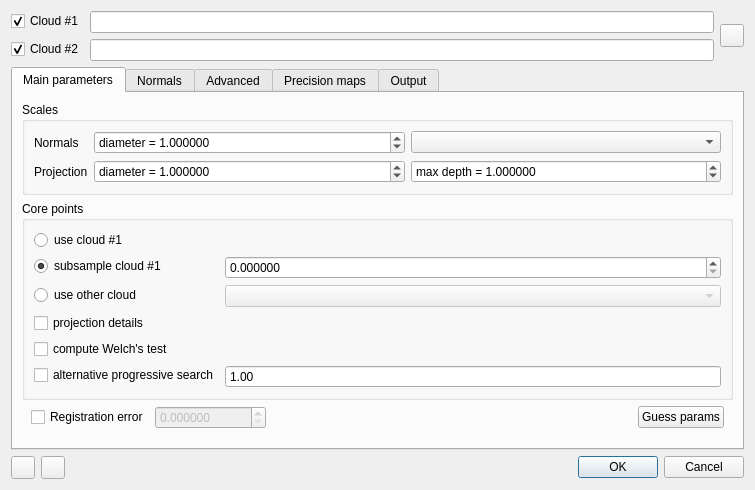
First picture: the form in plugins/core/Standard/qM3C2/ui/qM3C2Dialog.ui, repository p-leroy/CloudCompare, before the edit.
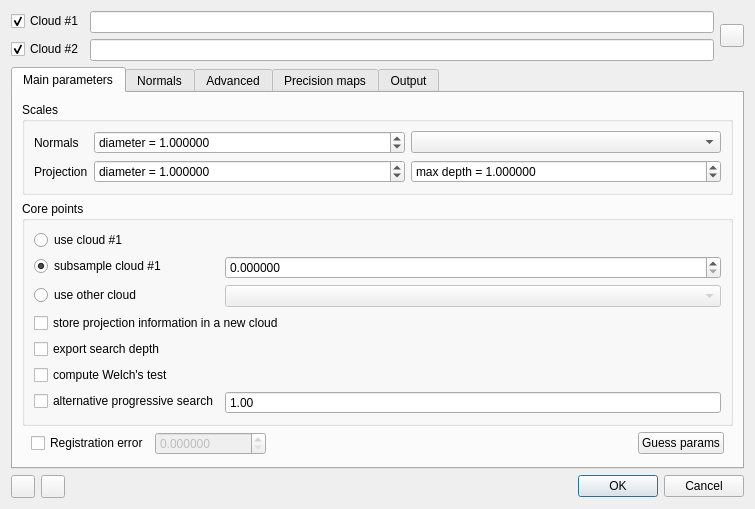
Second picture: the form after the edit. Icons and pictures are not drawn.

What changed in the file:
```diff
--- a/plugins/core/Standard/qM3C2/ui/qM3C2Dialog.ui
+++ b/plugins/core/Standard/qM3C2/ui/qM3C2Dialog.ui
@@ -7,7 +7,7 @@
     <x>0</x>
     <y>0</y>
     <width>755</width>
-    <height>490</height>
+    <height>509</height>
    </rect>
   </property>
   <property name="windowTitle">
@@ -221,21 +221,17 @@
             </property>
            </widget>
           </item>
-          <item row="3" column="0">
-           <widget class="QCheckBox" name="checkBox_projectionDetails">
-            <property name="text">
-             <string>projection details</string>
-            </property>
-           </widget>
-          </item>
-          <item row="4" column="0">
+          <item row="5" column="0">
            <widget class="QCheckBox" name="checkBox_computeWelch">
             <property name="text">
              <string>compute Welch's test</string>
             </property>
+            <property name="checked">
+             <bool>false</bool>
+            </property>
            </widget>
           </item>
-          <item row="5" column="0">
+          <item row="6" column="0">
            <widget class="QCheckBox" name="checkBox_alternativeProggressive">
             <property name="toolTip">
              <string>&lt;html&gt;&lt;head/&gt;&lt;body&gt;&lt;p&gt;The progressive search is performed step by step (step = search scale). When n at step k+1 is equal to n at step k, the search is stopped.&lt;/p&gt;&lt;/body&gt;&lt;/html&gt;</string>
@@ -245,7 +241,7 @@
             </property>
            </widget>
           </item>
-          <item row="5" column="1">
+          <item row="6" column="1">
            <widget class="QDoubleSpinBox" name="doubleSpinBox_progressiveSearch">
             <property name="buttonSymbols">
              <enum>QAbstractSpinBox::NoButtons</enum>
@@ -255,6 +251,26 @@
             </property>
            </widget>
           </item>
+          <item row="3" column="0" colspan="2">
+           <widget class="QCheckBox" name="checkBox_projectionDetails">
+            <property name="toolTip">
+             <string>&lt;html&gt;&lt;head/&gt;&lt;body&gt;&lt;p&gt;With this option, all points used to compute the projections are stored in a new cloud, jointly with their projection on the normal.&lt;/p&gt;&lt;p&gt;Use it carefully:&lt;/p&gt;&lt;p&gt;=&amp;gt; the number of points can increase rapidly&lt;/p&gt;&lt;p&gt;=&amp;gt; the computation is not done using the parallel strategy!&lt;/p&gt;&lt;/body&gt;&lt;/html&gt;</string>
+            </property>
+            <property name="text">
+             <string>store projection information in a new cloud</string>
+            </property>
+           </widget>
+          </item>
+          <item row="4" column="0">
+           <widget class="QCheckBox" name="checkBox_exportSearchDepth">
+            <property name="text">
+             <string>export search depth</string>
+            </property>
+            <property name="checked">
+             <bool>false</bool>
+            </property>
+           </widget>
+          </item>
          </layout>
         </widget>
        </item>
```
Left out of the diff: 2 changed lines with no effect on the pictures.
